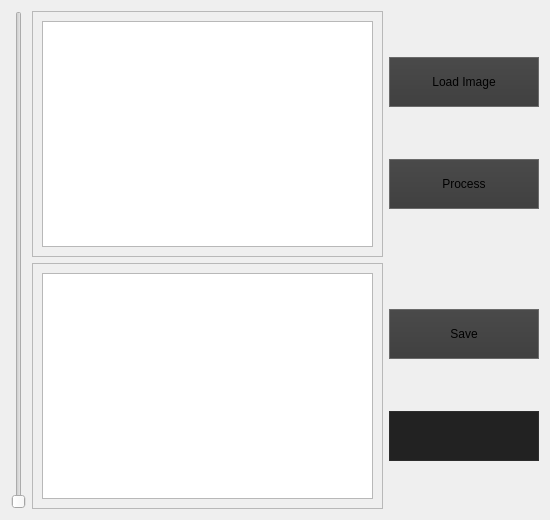
First picture: the form in form.ui, repository miron-khoruzhenko/qt-school-cv-project, before the edit.
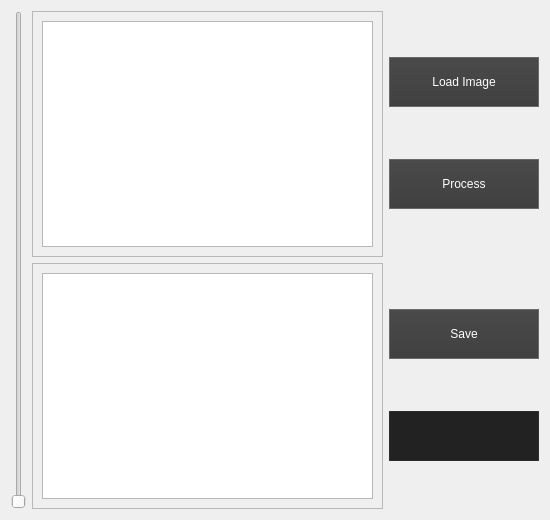
Second picture: the form after the edit.

Commit message: btn color white

What changed in the file:
```diff
--- a/form.ui
+++ b/form.ui
@@ -104,7 +104,8 @@
            </property>
            <property name="styleSheet">
             <string notr="true">background: qlineargradient(spread:pad, x1:0.5, y1:0, x2:0.5, y2:1, stop:0 rgba(74, 74, 74, 255), stop:1 rgba(64, 64, 64, 255));
-border: 1px solid #6a6a6a;</string>
+border: 1px solid #6a6a6a;
+color: white;</string>
            </property>
            <property name="text">
             <string>Load Image</string>
@@ -130,7 +131,8 @@
            </property>
            <property name="styleSheet">
             <string notr="true">background: qlineargradient(spread:pad, x1:0.5, y1:0, x2:0.5, y2:1, stop:0 rgba(74, 74, 74, 255), stop:1 rgba(64, 64, 64, 255));
-border: 1px solid #6a6a6a;</string>
+border: 1px solid #6a6a6a;
+color: white;</string>
            </property>
            <property name="text">
             <string>Process</string>
@@ -222,7 +224,8 @@
            </property>
            <property name="styleSheet">
             <string notr="true">background: qlineargradient(spread:pad, x1:0.5, y1:0, x2:0.5, y2:1, stop:0 rgba(74, 74, 74, 255), stop:1 rgba(64, 64, 64, 255));
-border: 1px solid #6a6a6a;</string>
+border: 1px solid #6a6a6a;
+color: white;</string>
            </property>
            <property name="text">
             <string>Save</string>
```
The commit also changes 1 other file.
